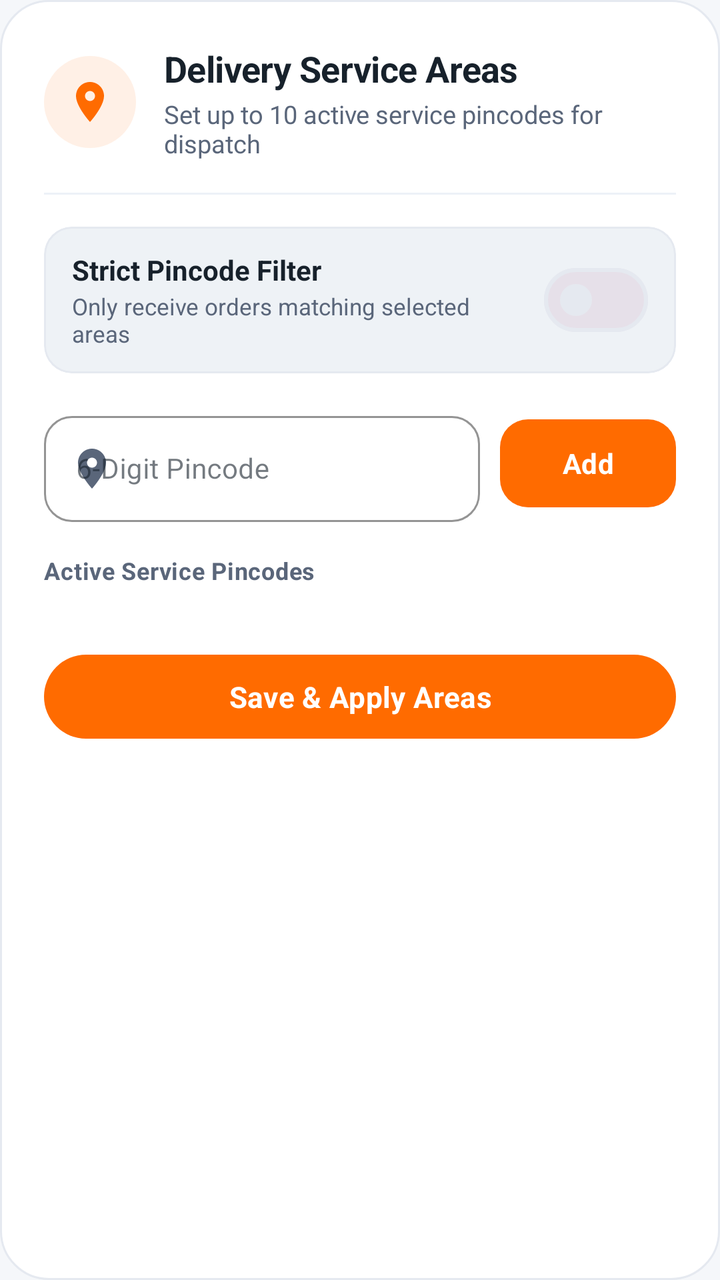
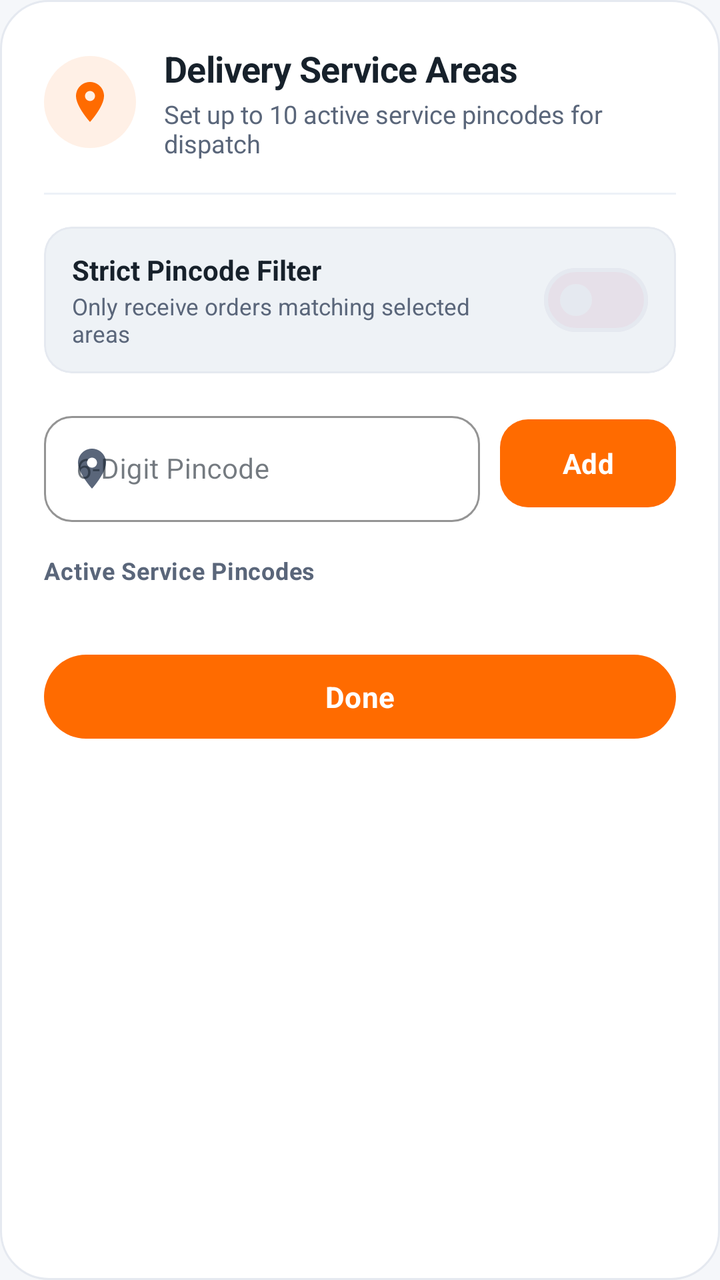

Before-and-after screenshots of an Android layout around one commit, followed by the original layout XML and the change that was made.
<!-- AndroidManifest.xml: application theme Theme.AKRHunger -->
<!-- res/layout/dialog_pincode_manager.xml -->
<?xml version="1.0" encoding="utf-8"?>
<LinearLayout
    xmlns:android="http://schemas.android.com/apk/res/android"
    xmlns:app="http://schemas.android.com/apk/res-auto"
    android:layout_width="match_parent"
    android:layout_height="wrap_content"
    android:orientation="vertical"
    android:padding="22dp"
    android:background="@drawable/bg_dialog_rounded">

    
    <LinearLayout
        android:layout_width="match_parent"
        android:layout_height="wrap_content"
        android:orientation="horizontal"
        android:gravity="center_vertical">

        <ImageView
            android:layout_width="46dp"
            android:layout_height="46dp"
            android:background="@drawable/bg_pill_primary"
            android:backgroundTint="@color/primary_tint"
            android:padding="11dp"
            android:src="@drawable/ic_location"
            app:tint="@color/primary"
            android:contentDescription="Delivery Areas" />

        <LinearLayout
            android:layout_width="0dp"
            android:layout_height="wrap_content"
            android:layout_weight="1"
            android:layout_marginStart="14dp"
            android:orientation="vertical">

            <TextView
                android:layout_width="wrap_content"
                android:layout_height="wrap_content"
                android:text="Delivery Service Areas"
                android:textColor="@color/text_primary"
                android:textSize="18sp"
                android:textStyle="bold"
                android:letterSpacing="-0.01" />

            <TextView
                android:layout_width="wrap_content"
                android:layout_height="wrap_content"
                android:layout_marginTop="2dp"
                android:text="Set up to 10 active service pincodes for dispatch"
                android:textColor="@color/text_secondary"
                android:textSize="12.5sp" />
        </LinearLayout>
    </LinearLayout>

    <View
        android:layout_width="match_parent"
        android:layout_height="1dp"
        android:layout_marginTop="16dp"
        android:layout_marginBottom="16dp"
        android:background="@color/divider" />

    
    <com.google.android.material.card.MaterialCardView
        android:layout_width="match_parent"
        android:layout_height="wrap_content"
        app:cardCornerRadius="14dp"
        app:cardElevation="0dp"
        app:strokeColor="@color/card_border"
        app:strokeWidth="1dp"
        app:cardBackgroundColor="@color/surface_variant">

        <LinearLayout
            android:layout_width="match_parent"
            android:layout_height="wrap_content"
            android:orientation="horizontal"
            android:paddingHorizontal="14dp"
            android:paddingVertical="12dp"
            android:gravity="center_vertical">

            <LinearLayout
                android:layout_width="0dp"
                android:layout_height="wrap_content"
                android:layout_weight="1"
                android:layout_marginEnd="12dp"
                android:orientation="vertical">

                <TextView
                    android:layout_width="wrap_content"
                    android:layout_height="wrap_content"
                    android:text="Strict Pincode Filter"
                    android:textColor="@color/text_primary"
                    android:textSize="14sp"
                    android:textStyle="bold" />

                <TextView
                    android:layout_width="wrap_content"
                    android:layout_height="wrap_content"
                    android:layout_marginTop="1dp"
                    android:text="Only receive orders matching selected areas"
                    android:textColor="@color/text_secondary"
                    android:textSize="11.5sp" />
            </LinearLayout>

            <com.google.android.material.materialswitch.MaterialSwitch
                android:id="@+id/switch_pincode_filter"
                android:layout_width="wrap_content"
                android:layout_height="wrap_content" />
        </LinearLayout>
    </com.google.android.material.card.MaterialCardView>

    
    <LinearLayout
        android:layout_width="match_parent"
        android:layout_height="wrap_content"
        android:orientation="horizontal"
        android:gravity="center_vertical"
        android:layout_marginTop="16dp">

        <com.google.android.material.textfield.TextInputLayout
            android:layout_width="0dp"
            android:layout_height="wrap_content"
            android:layout_weight="1"
            android:layout_marginEnd="10dp"
            style="@style/Widget.MaterialComponents.TextInputLayout.OutlinedBox"
            app:boxCornerRadiusTopStart="14dp"
            app:boxCornerRadiusTopEnd="14dp"
            app:boxCornerRadiusBottomStart="14dp"
            app:boxCornerRadiusBottomEnd="14dp"
            app:boxStrokeColor="@color/primary"
            app:startIconDrawable="@drawable/ic_location"
            app:startIconTint="@color/text_secondary">

            <com.google.android.material.textfield.TextInputEditText
                android:id="@+id/et_pincode_input"
                android:layout_width="match_parent"
                android:layout_height="wrap_content"
                android:hint="6-Digit Pincode"
                android:inputType="number"
                android:maxLength="6"
                android:textColor="@color/text_primary"
                android:textSize="14sp" />
        </com.google.android.material.textfield.TextInputLayout>

        <com.google.android.material.button.MaterialButton
            android:id="@+id/btn_add_pincode"
            style="@style/Widget.Material3.Button"
            android:layout_width="wrap_content"
            android:layout_height="52dp"
            android:text="Add"
            android:textColor="@color/on_primary"
            android:textSize="14sp"
            android:textStyle="bold"
            app:backgroundTint="@color/primary"
            app:cornerRadius="14dp"
            app:elevation="2dp" />
    </LinearLayout>

    
    <TextView
        android:layout_width="wrap_content"
        android:layout_height="wrap_content"
        android:layout_marginTop="16dp"
        android:text="Active Service Pincodes"
        android:textColor="@color/text_secondary"
        android:textSize="12sp"
        android:textStyle="bold"
        android:letterSpacing="0.02" />

    <com.google.android.material.chip.ChipGroup
        android:id="@+id/chip_group_pincodes"
        android:layout_width="match_parent"
        android:layout_height="wrap_content"
        android:layout_marginTop="8dp"
        app:chipSpacing="8dp" />

    <com.google.android.material.button.MaterialButton
        android:id="@+id/btn_close_pincodes"
        style="@style/Widget.Material3.Button"
        android:layout_width="match_parent"
        android:layout_height="50dp"
        android:layout_marginTop="22dp"
        android:text="Save &amp; Apply Areas"
        android:textColor="@color/on_primary"
        android:textSize="14.5sp"
        android:textStyle="bold"
        app:backgroundTint="@color/primary"
        app:cornerRadius="25dp"
        app:elevation="2dp" />
</LinearLayout>
<!-- resources referenced by this layout -->
<resources>
  <color name="card_border">#E5E9F0</color>
  <color name="divider">#EDF1F7</color>
  <color name="on_primary">#FFFFFF</color>
  <color name="primary">#FF6B00</color>
  <color name="primary_tint">#FFF0E6</color>
  <color name="surface_variant">#EEF2F6</color>
  <color name="text_primary">#17212B</color>
  <color name="text_secondary">#5A667A</color>
  <!-- drawable bg_dialog_rounded (drawable) -->
  <?xml version="1.0" encoding="utf-8"?>
  <shape xmlns:android="http://schemas.android.com/apk/res/android"
      android:shape="rectangle">
      <solid android:color="@color/surface" />
      <corners android:radius="24dp" />
      <stroke
          android:width="1dp"
          android:color="@color/card_border" />
  </shape>
  <!-- drawable bg_pill_primary (drawable) -->
  <?xml version="1.0" encoding="utf-8"?>
  <ripple xmlns:android="http://schemas.android.com/apk/res/android"
      android:color="#33FFFFFF">
      <item>
          <shape android:shape="rectangle">
              <corners android:radius="999dp" />
              <solid android:color="@color/primary" />
          </shape>
      </item>
  </ripple>
  <color name="surface">#FFFFFF</color>
  <color name="primary_dark">#E85D04</color>
  <color name="secondary">#E9A23B</color>
  <color name="on_secondary">#17212B</color>
  <color name="background">#F5F7FA</color>
  <color name="on_surface">#17212B</color>
  <style name="ThemeOverlay.AKR.BottomSheetDialog" parent="ThemeOverlay.Material3.BottomSheetDialog">
          <item name="bottomSheetStyle">@style/Widget.AKR.BottomSheet</item>
      </style>
  <style name="ShapeAppearance.AKR.Dialog" parent="">
          <item name="cornerFamily">rounded</item>
          <item name="cornerSize">24dp</item>
      </style>
  <style name="TextAppearance.AKR.Dialog.Title" parent="MaterialAlertDialog.Material3.Title.Text">
          <item name="android:textColor">@color/text_primary</item>
          <item name="android:textSize">19sp</item>
          <item name="android:fontFamily">sans-serif-black</item>
      </style>
  <style name="TextAppearance.AKR.Dialog.Body" parent="MaterialAlertDialog.Material3.Body.Text">
          <item name="android:textColor">@color/text_secondary</item>
          <item name="android:textSize">14sp</item>
          <item name="android:fontFamily">sans-serif</item>
          <item name="android:lineSpacingMultiplier">1.3</item>
      </style>
  <style name="Widget.AKR.Dialog.Button.Positive" parent="Widget.Material3.Button.TextButton.Dialog">
          <item name="android:textColor">@color/primary</item>
          <item name="android:fontFamily">sans-serif-bold</item>
          <item name="android:textSize">14sp</item>
          <item name="android:textAllCaps">false</item>
          <item name="cornerRadius">18dp</item>
      </style>
  <style name="Widget.AKR.Dialog.Button.Neutral" parent="Widget.Material3.Button.TextButton.Dialog">
          <item name="android:textColor">@color/info</item>
          <item name="android:fontFamily">sans-serif-bold</item>
          <item name="android:textSize">14sp</item>
          <item name="android:textAllCaps">false</item>
          <item name="cornerRadius">18dp</item>
      </style>
  <style name="Widget.AKR.BottomSheet" parent="Widget.Material3.BottomSheet">
          <item name="shapeAppearanceOverlay">@style/ShapeAppearance.AKR.BottomSheet</item>
          <item name="backgroundTint">@color/surface</item>
      </style>
  <color name="info">#2563EB</color>
  <style name="ShapeAppearance.AKR.BottomSheet" parent="">
          <item name="cornerFamily">rounded</item>
          <item name="cornerSizeTopLeft">28dp</item>
          <item name="cornerSizeTopRight">28dp</item>
      </style>
  <!-- unchanged entries left out for length: 4 -->
</resources>

<!-- the commit's change to res/layout/dialog_pincode_manager.xml (unified diff, before → after) -->
@@ -4,6 +4,7 @@
     xmlns:app="http://schemas.android.com/apk/res-auto"
     android:layout_width="match_parent"
     android:layout_height="wrap_content"
+    android:minWidth="340dp"
     android:orientation="vertical"
     android:padding="22dp"
     android:background="@drawable/bg_dialog_rounded">
@@ -178,7 +179,7 @@
         android:layout_width="match_parent"
         android:layout_height="50dp"
         android:layout_marginTop="22dp"
-        android:text="Save &amp; Apply Areas"
+        android:text="Done"
         android:textColor="@color/on_primary"
         android:textSize="14.5sp"
         android:textStyle="bold"
